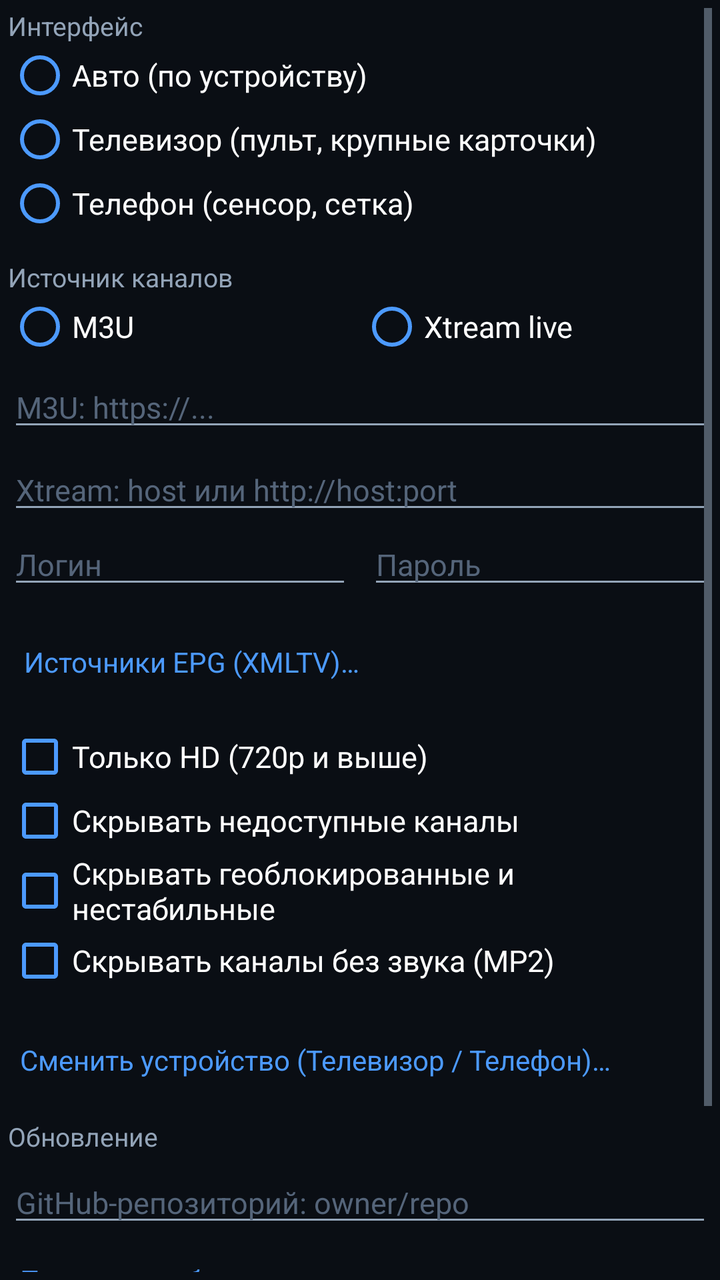
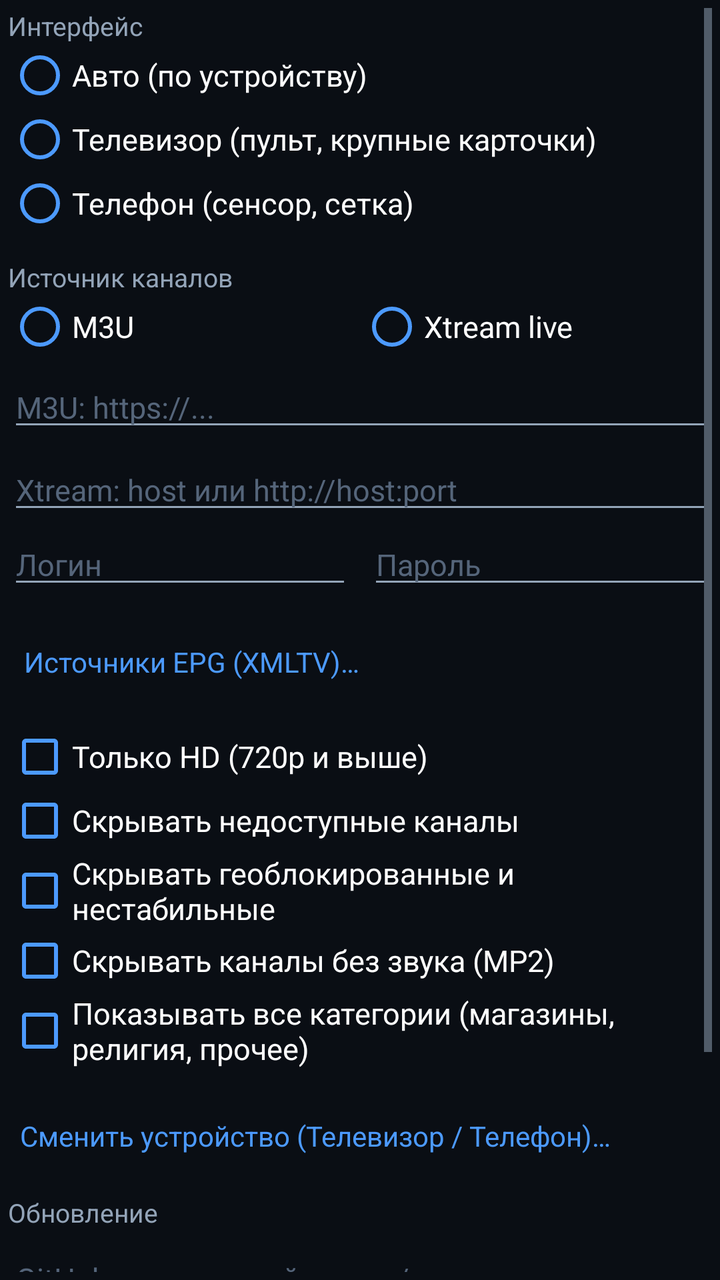

An Android layout rendered at two revisions. The XML below is the earlier revision; the diff shows what the commit changed to produce the second picture.
<!-- AndroidManifest.xml: application theme Theme.FreeTV -->
<!-- res/layout/dialog_settings.xml -->
<?xml version="1.0" encoding="utf-8"?>
<ScrollView xmlns:android="http://schemas.android.com/apk/res/android"
    android:layout_width="match_parent"
    android:layout_height="wrap_content"
    android:padding="4dp">

    <LinearLayout
        android:layout_width="match_parent"
        android:layout_height="wrap_content"
        android:orientation="vertical">

        <TextView
            android:layout_width="match_parent"
            android:layout_height="wrap_content"
            android:text="Интерфейс"
            android:textColor="@color/text_dim"
            android:textSize="13sp" />

        <RadioGroup
            android:id="@+id/settings_ui_mode"
            android:layout_width="match_parent"
            android:layout_height="wrap_content"
            android:orientation="vertical">

            <RadioButton
                android:id="@+id/settings_ui_auto"
                android:layout_width="match_parent"
                android:layout_height="wrap_content"
                android:buttonTint="@color/accent"
                android:text="Авто (по устройству)"
                android:textColor="@color/text"
                android:textSize="15sp" />

            <RadioButton
                android:id="@+id/settings_ui_tv"
                android:layout_width="match_parent"
                android:layout_height="wrap_content"
                android:buttonTint="@color/accent"
                android:text="Телевизор (пульт, крупные карточки)"
                android:textColor="@color/text"
                android:textSize="15sp" />

            <RadioButton
                android:id="@+id/settings_ui_phone"
                android:layout_width="match_parent"
                android:layout_height="wrap_content"
                android:buttonTint="@color/accent"
                android:text="Телефон (сенсор, сетка)"
                android:textColor="@color/text"
                android:textSize="15sp" />

        </RadioGroup>

        <TextView
            android:layout_width="match_parent"
            android:layout_height="wrap_content"
            android:layout_marginTop="12dp"
            android:text="Источник каналов"
            android:textColor="@color/text_dim"
            android:textSize="13sp" />

        <RadioGroup
            android:id="@+id/settings_source_type"
            android:layout_width="match_parent"
            android:layout_height="wrap_content"
            android:orientation="horizontal">

            <RadioButton
                android:id="@+id/settings_source_m3u"
                android:layout_width="0dp"
                android:layout_height="wrap_content"
                android:layout_weight="1"
                android:buttonTint="@color/accent"
                android:text="M3U"
                android:textColor="@color/text"
                android:textSize="15sp" />

            <RadioButton
                android:id="@+id/settings_source_xtream"
                android:layout_width="0dp"
                android:layout_height="wrap_content"
                android:layout_weight="1"
                android:buttonTint="@color/accent"
                android:text="Xtream live"
                android:textColor="@color/text"
                android:textSize="15sp" />
        </RadioGroup>

        <EditText
            android:id="@+id/settings_url"
            android:layout_width="match_parent"
            android:layout_height="wrap_content"
            android:layout_marginTop="4dp"
            android:hint="M3U: https://..."
            android:inputType="textUri"
            android:maxLines="1"
            android:singleLine="true"
            android:textColor="@color/text"
            android:textColorHint="#55657A"
            android:textSize="15sp" />

        <EditText
            android:id="@+id/settings_xtream_host"
            android:layout_width="match_parent"
            android:layout_height="wrap_content"
            android:layout_marginTop="4dp"
            android:hint="Xtream: host или http://host:port"
            android:inputType="textUri"
            android:maxLines="1"
            android:singleLine="true"
            android:textColor="@color/text"
            android:textColorHint="#55657A"
            android:textSize="15sp" />

        <LinearLayout
            android:layout_width="match_parent"
            android:layout_height="wrap_content"
            android:orientation="horizontal">

            <EditText
                android:id="@+id/settings_xtream_user"
                android:layout_width="0dp"
                android:layout_height="wrap_content"
                android:layout_weight="1"
                android:hint="Логин"
                android:inputType="text"
                android:maxLines="1"
                android:singleLine="true"
                android:textColor="@color/text"
                android:textColorHint="#55657A"
                android:textSize="15sp" />

            <EditText
                android:id="@+id/settings_xtream_pass"
                android:layout_width="0dp"
                android:layout_height="wrap_content"
                android:layout_marginStart="8dp"
                android:layout_weight="1"
                android:hint="Пароль"
                android:inputType="textPassword"
                android:maxLines="1"
                android:singleLine="true"
                android:textColor="@color/text"
                android:textColorHint="#55657A"
                android:textSize="15sp" />
        </LinearLayout>

        <TextView
            android:id="@+id/settings_epg_sources"
            android:layout_width="match_parent"
            android:layout_height="wrap_content"
            android:layout_marginTop="14dp"
            android:clickable="true"
            android:focusable="true"
            android:padding="8dp"
            android:text="Источники EPG (XMLTV)…"
            android:textColor="@color/accent"
            android:textSize="14sp" />

        <CheckBox
            android:id="@+id/settings_hd"
            android:layout_width="match_parent"
            android:layout_height="wrap_content"
            android:layout_marginTop="14dp"
            android:buttonTint="@color/accent"
            android:text="Только HD (720p и выше)"
            android:textColor="@color/text"
            android:textSize="15sp" />

        <CheckBox
            android:id="@+id/settings_dead"
            android:layout_width="match_parent"
            android:layout_height="wrap_content"
            android:buttonTint="@color/accent"
            android:text="Скрывать недоступные каналы"
            android:textColor="@color/text"
            android:textSize="15sp" />

        <CheckBox
            android:id="@+id/settings_unstable"
            android:layout_width="match_parent"
            android:layout_height="wrap_content"
            android:buttonTint="@color/accent"
            android:text="Скрывать геоблокированные и нестабильные"
            android:textColor="@color/text"
            android:textSize="15sp" />

        <CheckBox
            android:id="@+id/settings_noaudio"
            android:layout_width="match_parent"
            android:layout_height="wrap_content"
            android:buttonTint="@color/accent"
            android:text="Скрывать каналы без звука (MP2)"
            android:textColor="@color/text"
            android:textSize="15sp" />

        <TextView
            android:id="@+id/settings_change_device"
            android:layout_width="match_parent"
            android:layout_height="wrap_content"
            android:layout_marginTop="18dp"
            android:clickable="true"
            android:focusable="true"
            android:padding="6dp"
            android:text="Сменить устройство (Телевизор / Телефон)…"
            android:textColor="@color/accent"
            android:textSize="14sp" />

        <TextView
            android:layout_width="match_parent"
            android:layout_height="wrap_content"
            android:layout_marginTop="14dp"
            android:text="Обновление"
            android:textColor="@color/text_dim"
            android:textSize="13sp" />

        <EditText
            android:id="@+id/settings_update_repo"
            android:layout_width="match_parent"
            android:layout_height="wrap_content"
            android:layout_marginTop="4dp"
            android:hint="GitHub-репозиторий: owner/repo"
            android:inputType="text"
            android:maxLines="1"
            android:singleLine="true"
            android:textColor="@color/text"
            android:textColorHint="#55657A"
            android:textSize="15sp" />

        <TextView
            android:id="@+id/settings_check_updates"
            android:layout_width="match_parent"
            android:layout_height="wrap_content"
            android:layout_marginTop="6dp"
            android:clickable="true"
            android:focusable="true"
            android:padding="6dp"
            android:text="Проверить обновления…"
            android:textColor="@color/accent"
            android:textSize="14sp" />

        <TextView
            android:id="@+id/settings_reset"
            android:layout_width="match_parent"
            android:layout_height="wrap_content"
            android:layout_marginTop="18dp"
            android:padding="6dp"
            android:text="Сбросить настройки и очистить кэш"
            android:textColor="@color/accent"
            android:textSize="14sp" />

        <TextView
            android:id="@+id/settings_version"
            android:layout_width="match_parent"
            android:layout_height="wrap_content"
            android:layout_marginTop="16dp"
            android:paddingStart="6dp"
            android:paddingEnd="6dp"
            android:textColor="@color/text_dim"
            android:textSize="12sp" />

    </LinearLayout>

</ScrollView>
<!-- resources referenced by this layout -->
<resources>
  <color name="accent">#4C9AFF</color>
  <color name="text">#FFFFFF</color>
  <color name="text_dim">#93A4B8</color>
  <style name="Theme.FreeTV" parent="Theme.AppCompat.NoActionBar">
          <item name="android:windowBackground">@color/bg</item>
          <item name="android:windowNoTitle">true</item>
          <item name="android:colorAccent">@color/accent</item>
          <item name="colorAccent">@color/accent</item>
          <item name="android:textColorPrimary">@color/text</item>
          <item name="android:textColorSecondary">@color/text_dim</item>
          <item name="android:navigationBarColor">@color/bg</item>
          <item name="android:statusBarColor">@color/bg</item>
      </style>
  <color name="bg">#0A0E14</color>
</resources>

<!-- the commit's change to res/layout/dialog_settings.xml (unified diff, before → after) -->
@@ -194,6 +194,15 @@
             android:textColor="@color/text"
             android:textSize="15sp" />
 
+        <CheckBox
+            android:id="@+id/settings_all_categories"
+            android:layout_width="match_parent"
+            android:layout_height="wrap_content"
+            android:buttonTint="@color/accent"
+            android:text="Показывать все категории (магазины, религия, прочее)"
+            android:textColor="@color/text"
+            android:textSize="15sp" />
+
         <TextView
             android:id="@+id/settings_change_device"
             android:layout_width="match_parent"
